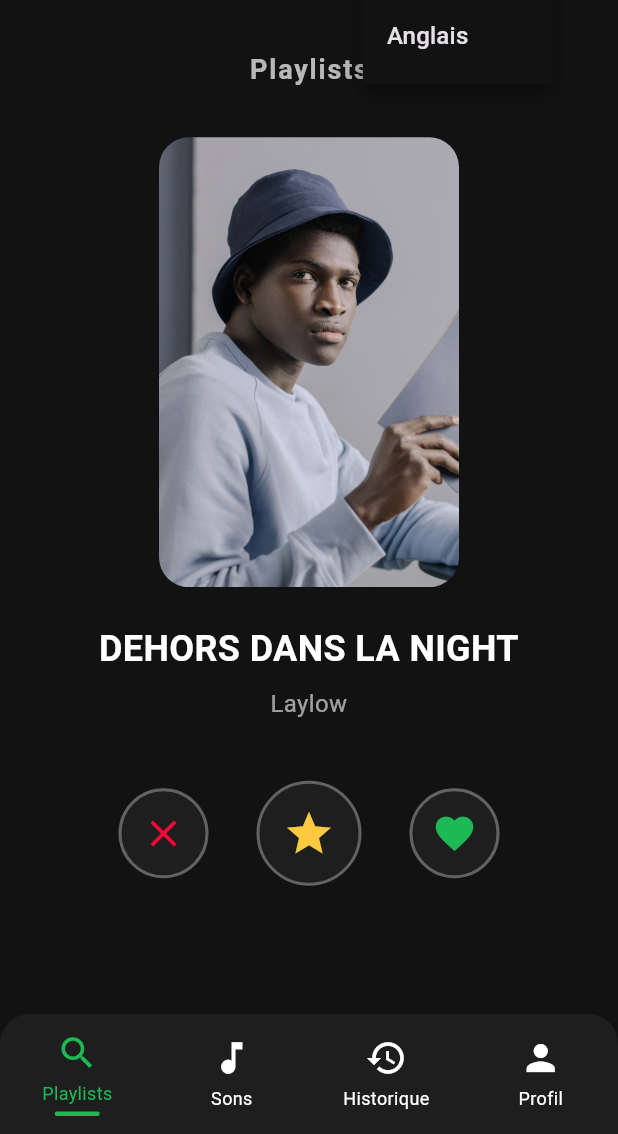
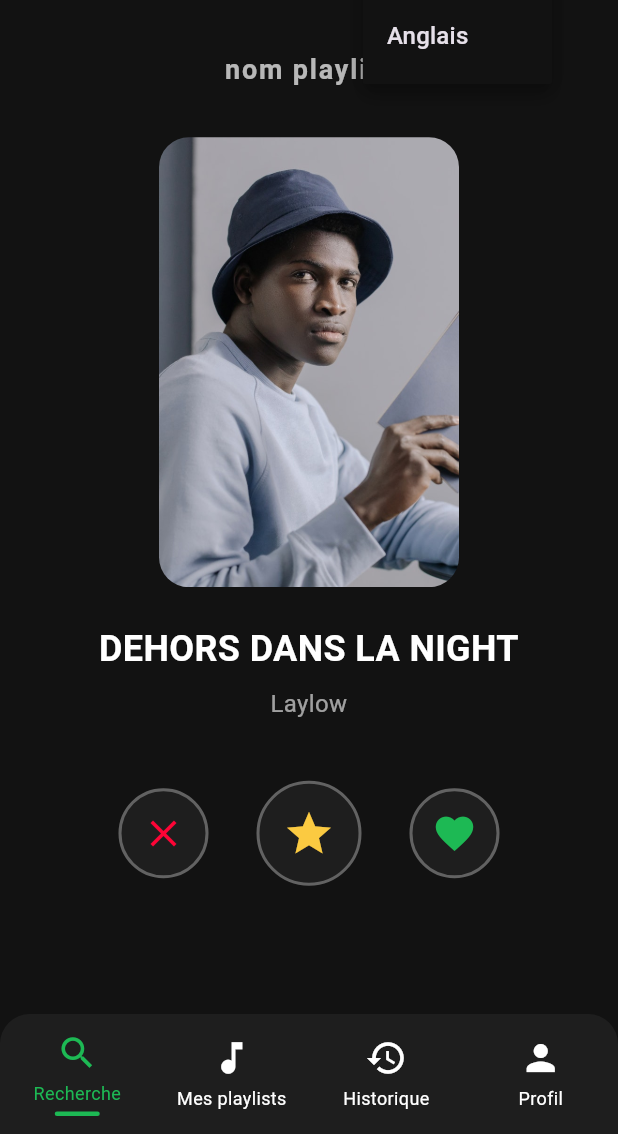
Before and after one commit to S5-C1-Exodia/mobile_app, a Flutter app: the SwipeScreen screen opened directly, after a tap on "Français", on a phone screen of 412 x 824 dp, the part 102-1236 px from its top. Run offline on Flutter 3.47's test engine with Material 3 defaults, Android fonts, the phone set to English and light mode, and no system bars; Roboto replaces fonts that are missing (ArchivoBlack).

Commit message:
update details for the project
Updating the folder Screens to screens and bottom bar for good name

```diff
--- a/lib/L10n/app_localizations.dart
+++ b/lib/L10n/app_localizations.dart
@@ -15,7 +15,7 @@
 
   String get appTitle => 'SwipeZ';
   String get selectPlaylist => _isEn ? 'Select a playlist' : 'Sélectionnez une playlist';
-  String get playlists => _isEn ? 'Playlists' : 'Playlists';
+  String get playlists => _isEn ? 'My playlists' : 'Mes playlists';
   String get songs => _isEn ? 'Songs' : 'Sons';
   String get history => _isEn ? 'History' : 'Historique';
   String get profile => _isEn ? 'Profile' : 'Profil';
@@ -41,6 +41,7 @@
   String get login => _isEn ? 'Login' : 'Connexion';
   String get logout => _isEn ? 'Logout' : 'Déconnexion';
   String get connectToAnotherApi => _isEn ? 'Connect to another API' : 'Se connecter à une autre API';
+  String get search => _isEn ? 'Search' : 'Recherche';
 }
 
 class _AppLocalizationsDelegate extends LocalizationsDelegate<AppLocalizations> {
--- a/lib/Screens/swipe_screen.dart
+++ b/lib/screens/swipe_screen.dart
@@ -72,7 +72,7 @@
                   Padding(
                     padding: const EdgeInsets.symmetric(horizontal: 24.0),
                     child: Text(
-                      appLocalizations.playlists,
+                      'nom playlist',
                       style: TextStyle(
                         color: palette.white70,
                         fontSize: 18,
--- a/lib/widgets/custom_bottom_bar.dart
+++ b/lib/widgets/custom_bottom_bar.dart
@@ -34,7 +34,7 @@
         children: [
           NavItem(
             icon: Icons.search,
-            label: appLocalizations.playlists,
+            label: appLocalizations.search,
             index: 0,
             isActive: currentIndex == 0,
             palette: palette,
@@ -42,7 +42,7 @@
           ),
           NavItem(
             icon: Icons.music_note,
-            label: appLocalizations.songs,
+            label: appLocalizations.playlists,
             index: 1,
             isActive: currentIndex == 1,
             palette: palette,
--- a/lib/widgets/nav_item.dart
+++ b/lib/widgets/nav_item.dart
@@ -28,7 +28,7 @@
       onTap: () => onTap(index),
       borderRadius: BorderRadius.circular(16),
       child: SizedBox(
-        width: 70,
+        width: 80,
         child: Column(
           mainAxisAlignment: MainAxisAlignment.center,
           children: [
```
Also changed, not shown: lib/screens/home_screen.dart (added), lib/screens/login_screen.dart (renamed from lib/Screens/login_screen.dart), lib/screens/playlist_screen.dart (renamed from lib/Screens/playlist_screen.dart), lib/screens/profile_screen.dart (renamed from lib/Screens/profile_screen.dart).
